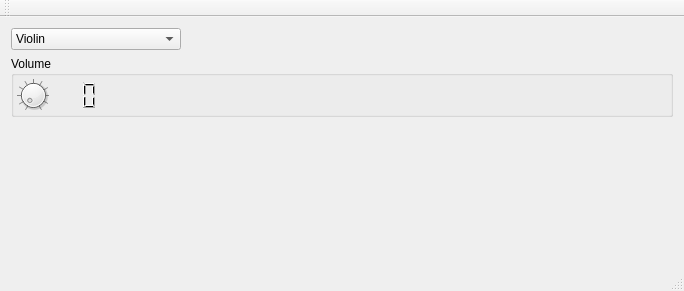
This is mainwindow.ui in 607011/termenvox as Qt 5 draws it before an edit. The edited form follows.
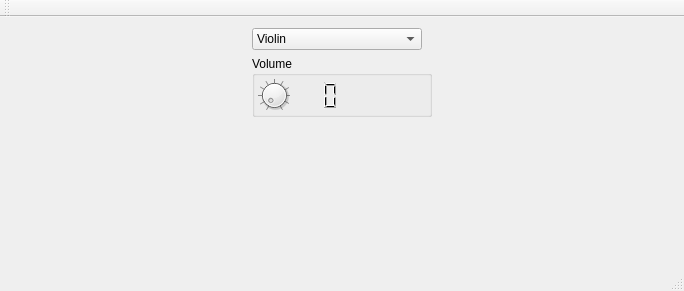
This is the edited form.

```diff
--- a/mainwindow.ui
+++ b/mainwindow.ui
@@ -10,6 +10,12 @@
     <height>291</height>
    </rect>
   </property>
+  <property name="sizePolicy">
+   <sizepolicy hsizetype="MinimumExpanding" vsizetype="MinimumExpanding">
+    <horstretch>0</horstretch>
+    <verstretch>0</verstretch>
+   </sizepolicy>
+  </property>
   <property name="windowTitle">
    <string>Termenvox</string>
   </property>
@@ -105,6 +111,12 @@
             <height>40</height>
            </size>
           </property>
+          <property name="maximumSize">
+           <size>
+            <width>180</width>
+            <height>16777215</height>
+           </size>
+          </property>
           <property name="title">
            <string>Volume</string>
           </property>
```
